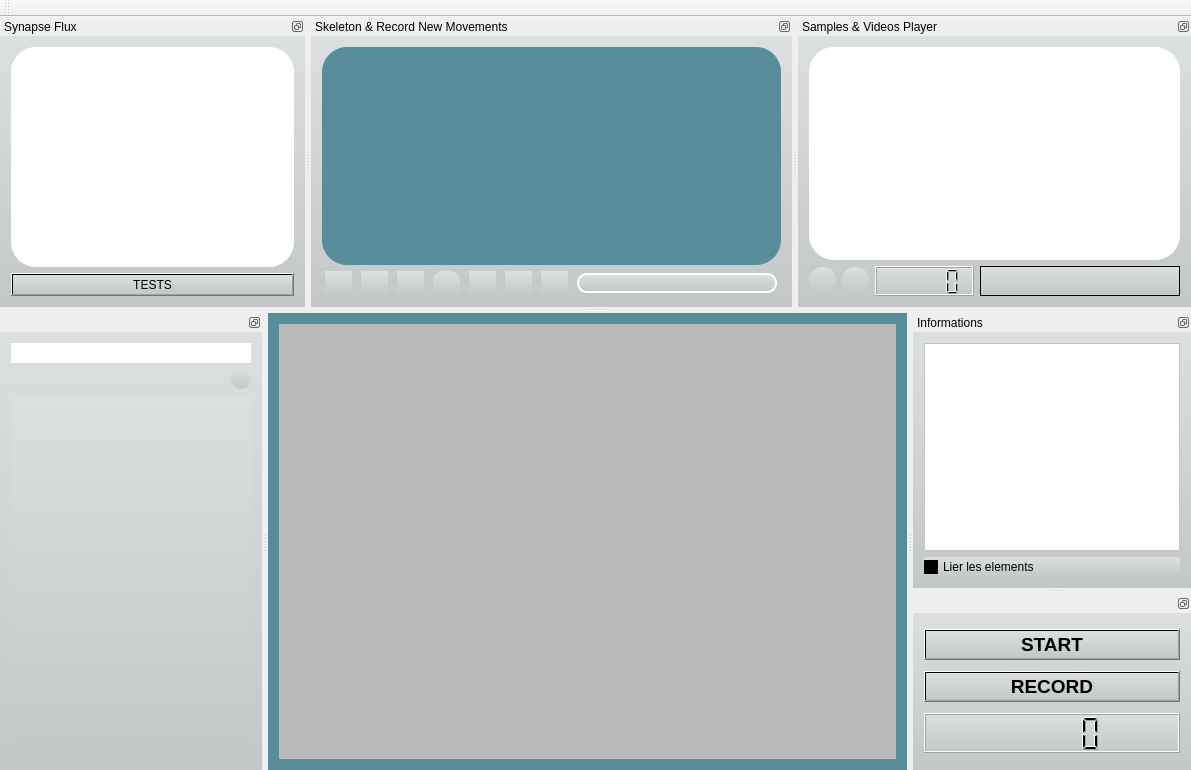
Qt form mainwindow.ui (nicoctopus/octopus) before a commit.
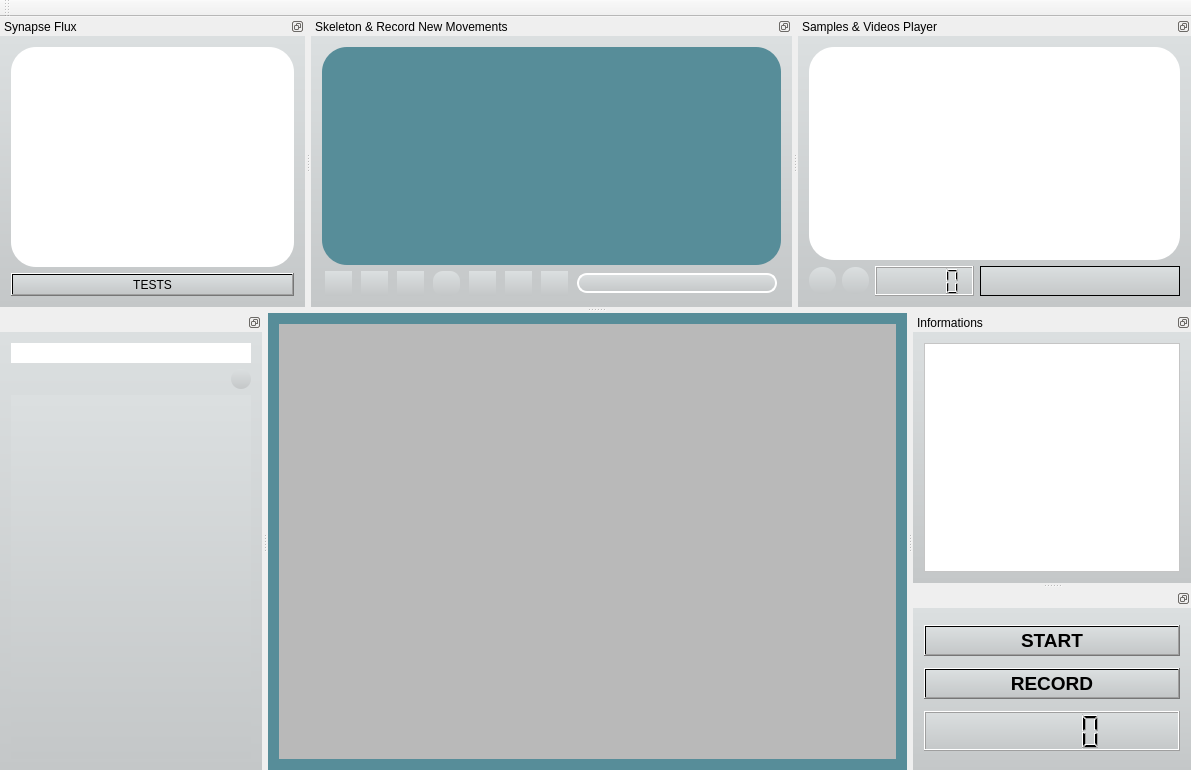
The same form after that commit. Icons and pictures are not drawn. Custom widgets are drawn as their Qt base class.

Commit message: click droit black board lier/délier (sauf délier un port) supression checkbox

What changed in the file:
```diff
--- a/mainwindow.ui
+++ b/mainwindow.ui
@@ -629,13 +629,6 @@
        </property>
       </widget>
      </item>
-     <item>
-      <widget class="QCheckBox" name="checkBox">
-       <property name="text">
-        <string>Lier les elements</string>
-       </property>
-      </widget>
-     </item>
     </layout>
    </widget>
   </widget>
```
The commit also changes 4 other files.
